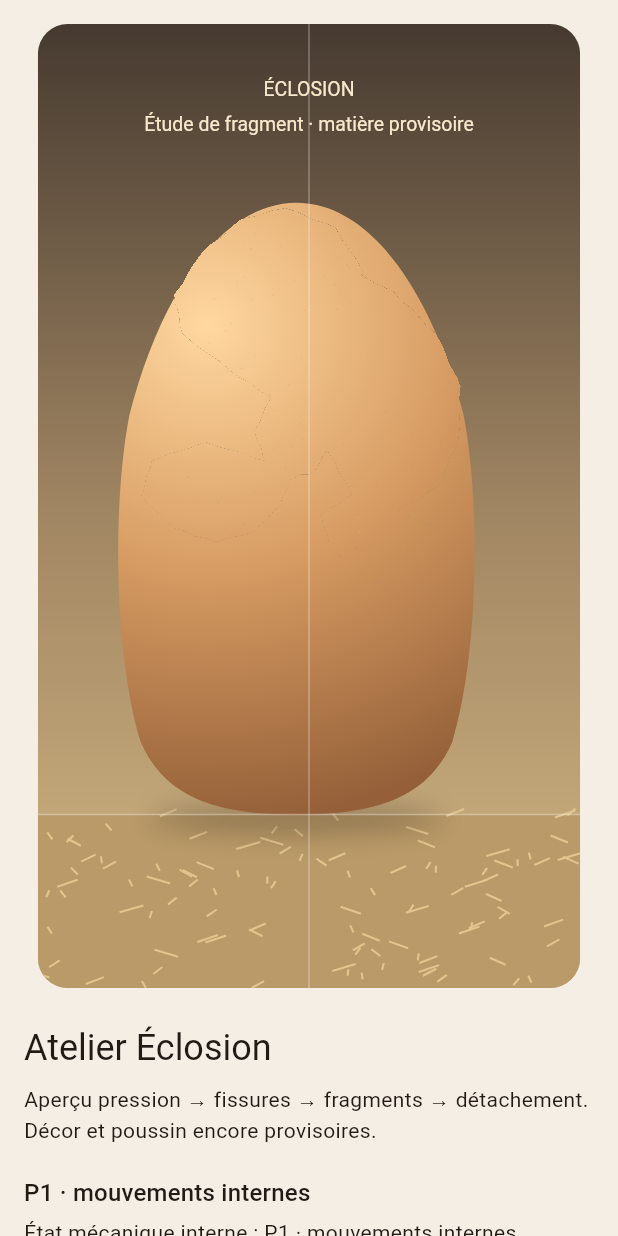
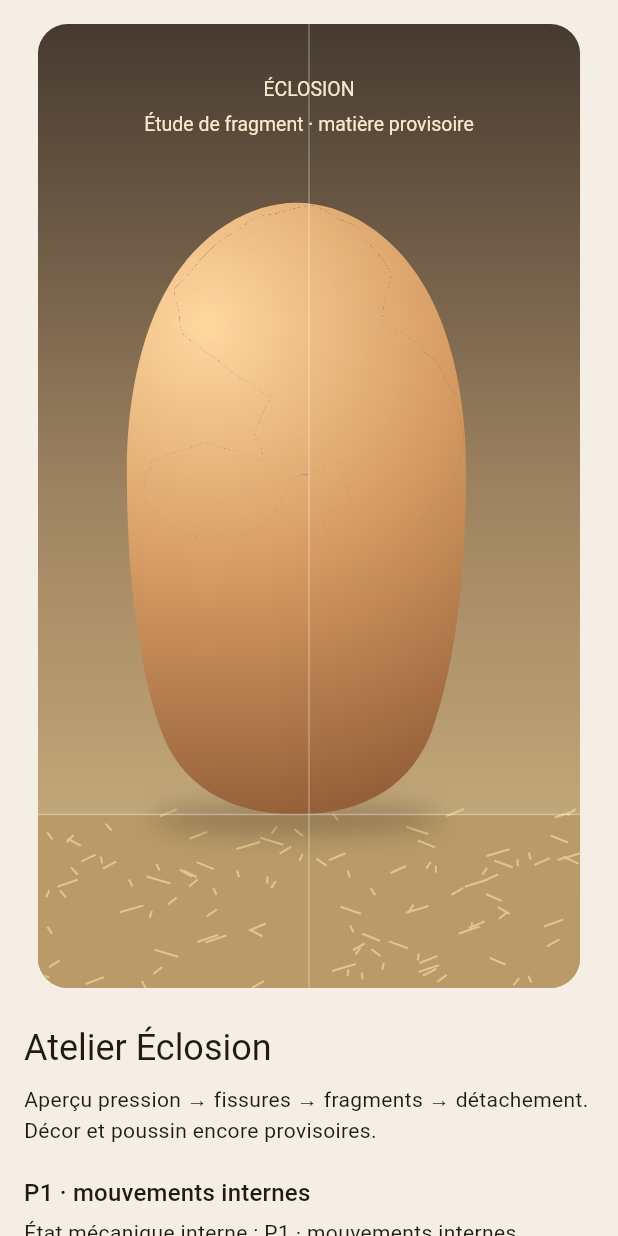
Before and after one commit to yoshimoot/Eclosion, a Flutter app: the screen it shows after launch, on a phone screen of 412 x 824 dp. Run offline on Flutter 3.47's test engine with Material 3 defaults, Android fonts, the phone set to English and light mode, and no system bars.

Commit message:
Make crown cap own the egg top

```diff
--- a/egg_timer/lib/lab/fragment_scene.dart
+++ b/egg_timer/lib/lab/fragment_scene.dart
@@ -903,23 +903,23 @@ class FragmentScene extends CustomPainter {
 
   // One immutable boundary drives the crack, aperture and moving fragment.
   static const _boundary = [
-    // F1 — large upper-right sector of the shell. Several vertices sit close
-    // to the silhouette, so _surface() gives this plate real side curvature.
-    Offset(0, -160),
-    Offset(34, -174),
-    Offset(70, -156),
-    Offset(100, -126),
-    Offset(118, -88),
-    Offset(116, -48),
-    Offset(102, -16),
+    // F1 — right upper plate. It starts below the crown so F3 can own almost
+    // the entire top of the egg, as in the target decomposition.
+    Offset(78, -126),
+    Offset(98, -108),
+    Offset(114, -82),
+    Offset(120, -54),
+    Offset(116, -28),
+    Offset(104, -6),
+    Offset(88, 10),
     // Edge 7 (7→8) is the literal shared seam with F5.
-    Offset(72, 2),
-    Offset(40, -10),
+    Offset(66, 16),
+    Offset(40, -4),
     // Edge 9 (9→10) is the literal shared seam with F2.
-    Offset(22, -42),
-    Offset(0, -62),
-    // Edge 10 (10→11) is also the literal shared seam with F3.
-    Offset(0, -118),
+    Offset(28, -36),
+    Offset(10, -62),
+    // Edge 10 (10→11) is the long diagonal seam with the crown cap F3.
+    Offset(60, -132),
   ];
 
   // Fixed, small deviations from each structural edge. These are material
@@ -1332,17 +1332,17 @@ class FragmentScene extends CustomPainter {
   static final _thirdBoundary = <Offset>[
     _neighborBoundary[0],
     _neighborBoundary[6],
-    // F3 — crown/back cap. Its left vertices approach the silhouette and its
-    // upper vertices approach the crown, so the same material patch wraps over
-    // the 3D egg instead of living only on the frontal projection.
+    // F3 — the crown cap owns essentially the ENTIRE top of the shell.
+    // It wraps from the beak fracture around the left shoulder, across the
+    // crown and down to the upper-right shoulder before meeting F1.
     const Offset(-46, -98),
     const Offset(-82, -126),
-    const Offset(-88, -154),
-    const Offset(-68, -184),
-    const Offset(-40, -208),
-    const Offset(-8, -216),
-    const Offset(28, -202),
-    const Offset(48, -170),
+    const Offset(-88, -158),
+    const Offset(-58, -190),
+    const Offset(-28, -210),
+    const Offset(12, -218),
+    const Offset(44, -202),
+    const Offset(68, -170),
     _boundary[11],
   ];
 
@@ -1725,7 +1725,7 @@ class FragmentScene extends CustomPainter {
     liftPushes: _liftPushes,
     attachments: _attachments,
     materialBoundary: _materialBoundary,
-    centerOnShell: const Offset(56, -88),
+    centerOnShell: const Offset(78, -62),
     impactPitch: .55,
     impactYaw: .55,
     impactRoll: .35,
@@ -1764,7 +1764,7 @@ class FragmentScene extends CustomPainter {
     liftPushes: const [],
     attachments: _thirdAttachments,
     materialBoundary: _thirdMaterialBoundary,
-    centerOnShell: const Offset(-24, -150),
+    centerOnShell: const Offset(-14, -154),
     // Keep the same broad-face fallback used by the neighbour; no special
     // occlusion or shape correction is introduced for this third plate.
     impactPitch: .25,
@@ -2436,14 +2436,16 @@ class FragmentScene extends CustomPainter {
     canvas.translate(0, -_eggHalfHeight);
     final egg = Path()
       ..moveTo(0, -_eggHalfHeight)
-      // Reference-like egg profile: soft crown, narrower shoulders, fuller
-      // middle/lower body and rounded base.
-      ..cubicTo(54, -_eggHalfHeight, 98, -154, 120, -68)
-      ..cubicTo(132, -8, 132, 102, 112, 168)
-      ..cubicTo(94, 208, 58, _eggHalfHeight, 0, _eggHalfHeight)
-      ..cubicTo(-58, _eggHalfHeight, -94, 208, -112, 168)
-      ..cubicTo(-132, 102, -132, -8, -120, -68)
-      ..cubicTo(-98, -154, -54, -_eggHalfHeight, 0, -_eggHalfHeight)
+      // Shape rebuilt from the reference: rounded crown, progressive shoulder
+      // widening, fuller lower-middle body, then a clearly narrowing base.
+      ..cubicTo(34, -_eggHalfHeight, 70, -198, 92, -160)
+      ..cubicTo(112, -126, 122, -78, 122, -28)
+      ..cubicTo(122, 38, 116, 106, 98, 158)
+      ..cubicTo(84, 198, 50, _eggHalfHeight, 0, _eggHalfHeight)
+      ..cubicTo(-50, _eggHalfHeight, -84, 198, -98, 158)
+      ..cubicTo(-116, 106, -122, 38, -122, -28)
+      ..cubicTo(-122, -78, -112, -126, -92, -160)
+      ..cubicTo(-70, -198, -34, -_eggHalfHeight, 0, -_eggHalfHeight)
       ..close();
     // Build all fragment frames first. Even with a single validated fragment
     // active today, shell ownership and openings are now aggregated from a
```
